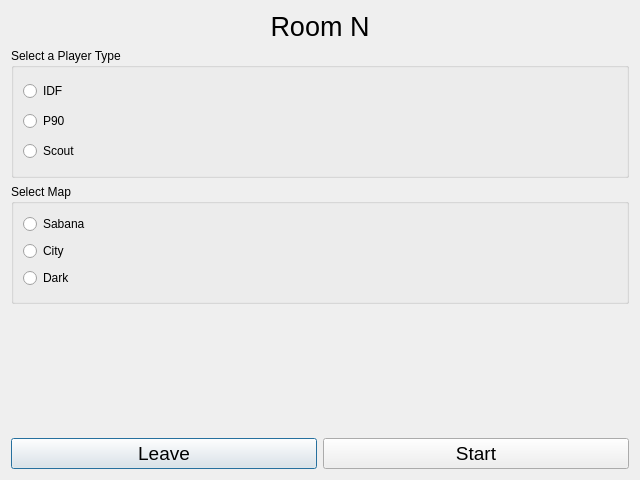
Above: client/Menu/room.ui from gabrielPeraltaM/left4dead before the change. Below: the same form after it.
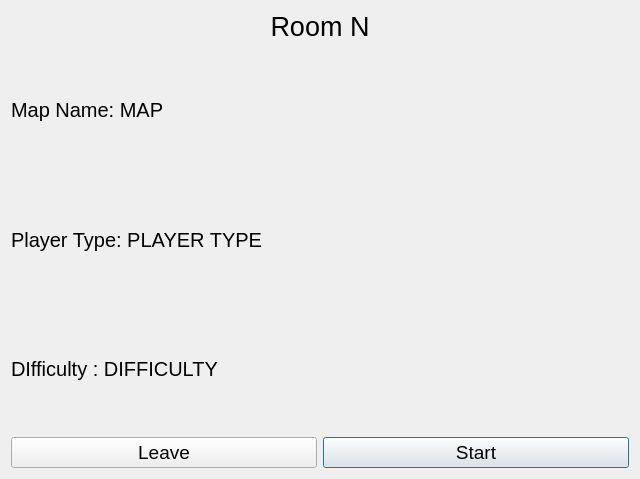
That is the form after the change.

Commit message: agrego layouts de leaderboard y options

```diff
--- a/client/Menu/room.ui
+++ b/client/Menu/room.ui
@@ -7,72 +7,21 @@
     <x>0</x>
     <y>0</y>
     <width>640</width>
-    <height>480</height>
+    <height>479</height>
    </rect>
   </property>
   <property name="windowTitle">
    <string>Dialog</string>
   </property>
   <layout class="QGridLayout" name="gridLayout">
-   <item row="5" column="0">
-    <widget class="QPushButton" name="Leave">
-     <property name="font">
-      <font>
-       <pointsize>14</pointsize>
-      </font>
-     </property>
-     <property name="text">
-      <string>Leave</string>
-     </property>
-    </widget>
-   </item>
-   <item row="3" column="0" colspan="2">
-    <widget class="QGroupBox" name="MapBox">
-     <property name="minimumSize">
-      <size>
-       <width>0</width>
-       <height>120</height>
-      </size>
-     </property>
-     <property name="title">
-      <string>Select Map</string>
-     </property>
-     <layout class="QVBoxLayout" name="verticalLayout">
-      <item>
-       <widget class="QRadioButton" name="radioButton">
-        <property name="text">
-         <string>Sabana</string>
-        </property>
-        <attribute name="buttonGroup">
-         <string notr="true">MapType</string>
-        </attribute>
-       </widget>
-      </item>
-      <item>
-       <widget class="QRadioButton" name="radioButton_2">
-        <property name="text">
-         <string>City</string>
-        </property>
-        <attribute name="buttonGroup">
-         <string notr="true">MapType</string>
-        </attribute>
-       </widget>
-      </item>
-      <item>
-       <widget class="QRadioButton" name="radioButton_3">
-        <property name="text">
-         <string>Dark</string>
-        </property>
-        <attribute name="buttonGroup">
-         <string notr="true">MapType</string>
-        </attribute>
-       </widget>
-      </item>
-     </layout>
-    </widget>
-   </item>
    <item row="1" column="0" colspan="2">
     <widget class="QLabel" name="title">
+     <property name="sizePolicy">
+      <sizepolicy hsizetype="Preferred" vsizetype="Fixed">
+       <horstretch>0</horstretch>
+       <verstretch>0</verstretch>
+      </sizepolicy>
+     </property>
      <property name="font">
       <font>
        <pointsize>20</pointsize>
@@ -86,82 +35,6 @@
      </property>
     </widget>
    </item>
-   <item row="2" column="0" colspan="2">
-    <widget class="QGroupBox" name="PlayerBox">
-     <property name="minimumSize">
-      <size>
-       <width>0</width>
-       <height>130</height>
-      </size>
-     </property>
-     <property name="title">
-      <string>Select a Player Type</string>
-     </property>
-     <layout class="QVBoxLayout" name="verticalLayout_2">
-      <item>
-       <widget class="QRadioButton" name="IDF">
-        <property name="text">
-         <string>IDF</string>
-        </property>
-        <property name="iconSize">
-         <size>
-          <width>32</width>
-          <height>32</height>
-         </size>
-        </property>
-        <attribute name="buttonGroup">
-         <string notr="true">PlayerType</string>
-        </attribute>
-       </widget>
-      </item>
-      <item>
-       <widget class="QRadioButton" name="P90">
-        <property name="text">
-         <string>P90</string>
-        </property>
-        <property name="iconSize">
-         <size>
-          <width>32</width>
-          <height>32</height>
-         </size>
-        </property>
-        <attribute name="buttonGroup">
-         <string notr="true">PlayerType</string>
-        </attribute>
-       </widget>
-      </item>
-      <item>
-       <widget class="QRadioButton" name="Scout">
-        <property name="text">
-         <string>Scout</string>
-        </property>
-        <property name="iconSize">
-         <size>
-          <width>32</width>
-          <height>32</height>
-         </size>
-        </property>
-        <attribute name="buttonGroup">
-         <string notr="true">PlayerType</string>
-        </attribute>
-       </widget>
-      </item>
-     </layout>
-    </widget>
-   </item>
-   <item row="4" column="0" colspan="2">
-    <spacer name="verticalSpacer">
-     <property name="orientation">
-      <enum>Qt::Vertical</enum>
-     </property>
-     <property name="sizeHint" stdset="0">
-      <size>
-       <width>20</width>
-       <height>40</height>
-      </size>
-     </property>
-    </spacer>
-   </item>
    <item row="5" column="1">
     <widget class="QPushButton" name="Start">
      <property name="font">
@@ -174,6 +47,58 @@
      </property>
     </widget>
    </item>
+   <item row="5" column="0">
+    <widget class="QPushButton" name="Leave">
+     <property name="font">
+      <font>
+       <pointsize>14</pointsize>
+      </font>
+     </property>
+     <property name="text">
+      <string>Leave</string>
+     </property>
+    </widget>
+   </item>
+   <item row="2" column="0" colspan="2">
+    <layout class="QVBoxLayout" name="verticalLayout">
+     <item>
+      <widget class="QLabel" name="map">
+       <property name="font">
+        <font>
+         <pointsize>15</pointsize>
+        </font>
+       </property>
+       <property name="text">
+        <string>Map Name: MAP</string>
+       </property>
+      </widget>
+     </item>
+     <item>
+      <widget class="QLabel" name="playerType">
+       <property name="font">
+        <font>
+         <pointsize>15</pointsize>
+        </font>
+       </property>
+       <property name="text">
+        <string>Player Type: PLAYER TYPE</string>
+       </property>
+      </widget>
+     </item>
+     <item>
+      <widget class="QLabel" name="difficulty">
+       <property name="font">
+        <font>
+         <pointsize>15</pointsize>
+        </font>
+       </property>
+       <property name="text">
+        <string>DIfficulty : DIFFICULTY</string>
+       </property>
+      </widget>
+     </item>
+    </layout>
+   </item>
   </layout>
  </widget>
  <resources/>
```
Left out of the diff: 7 changed lines with no effect on the pictures. The commit also changes 14 other files.
